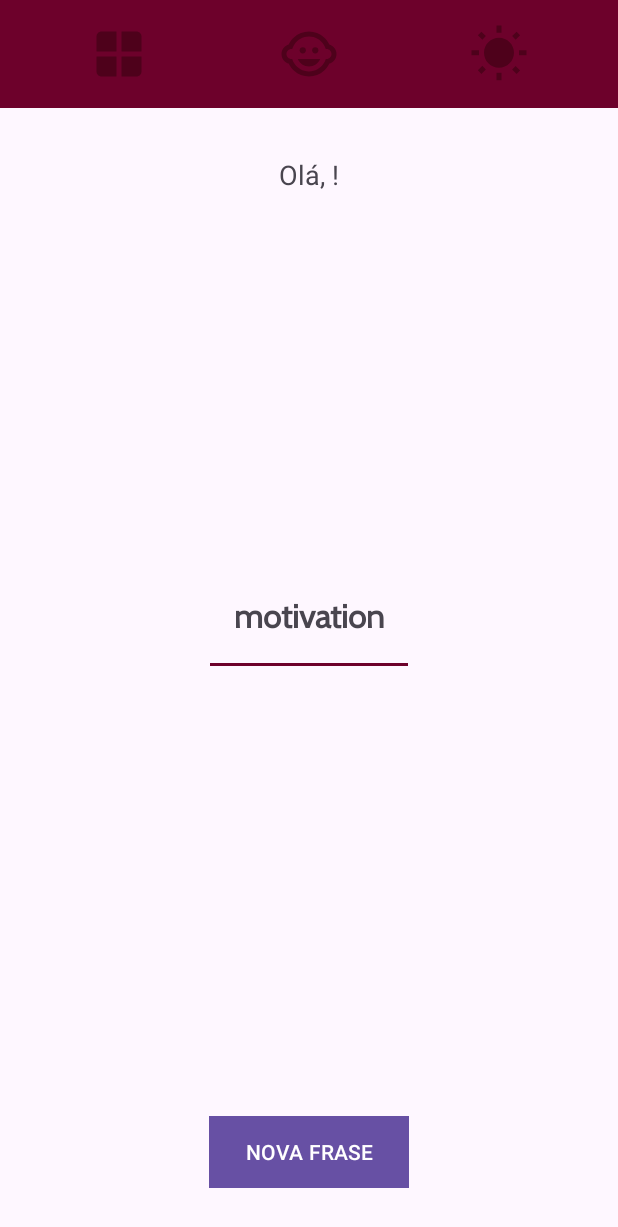
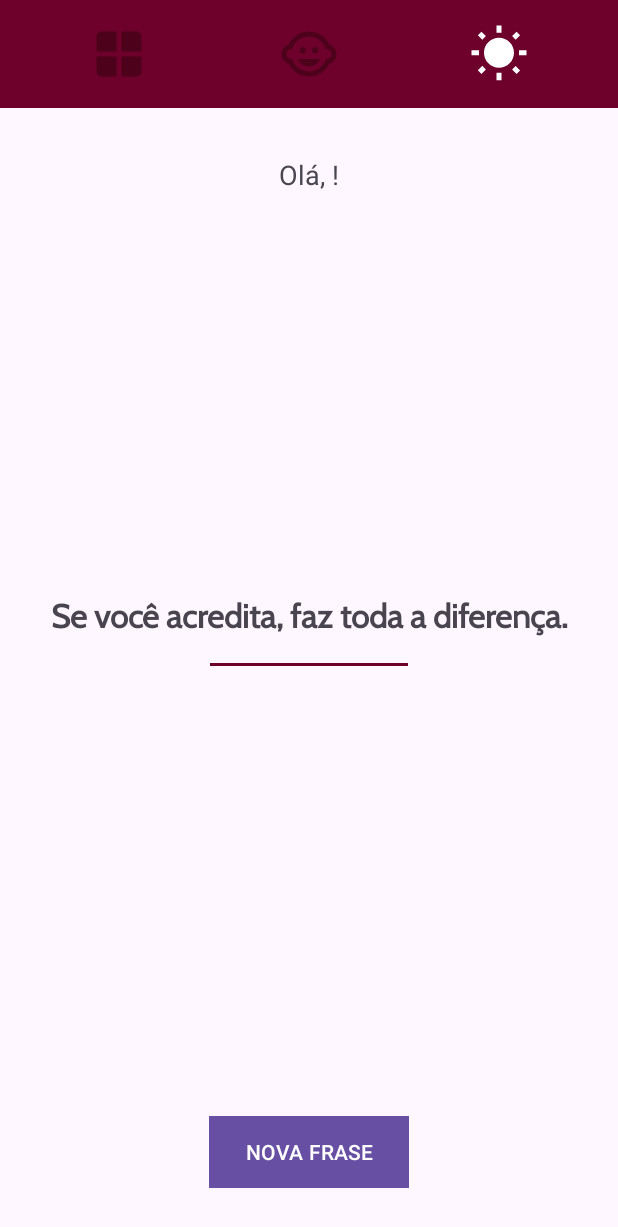
Before and after one commit to mvinicavalcante/MotivationApp, an Android app: the MainActivity screen opened directly, with no data from a screen before it, after a tap on "NOVA FRASE", on a phone screen of 412 x 824 dp. Shown: the top 1227 px of the screen. Run offline under Robolectric (Android 15) with nearby library versions, the phone set to English and light mode, and no system bars; 3 other taps on this screen came first.

Commit message:
Finalizando lógica do APP

```diff
--- /dev/null
+++ b/app/src/main/java/com/example/motivation/data/Mock.kt
@@ -0,0 +1,35 @@
+package com.example.motivation.data
+
+import com.example.motivation.infra.MotivationConstants
+import kotlin.random.Random
+
+data class Phrase(val decription: String, val category: Int)
+
+class Mock {
+
+    private val all = MotivationConstants.FILTER.ALL
+    private val happy = MotivationConstants.FILTER.HAPPY
+    private val sunny = MotivationConstants.FILTER.SUNNY
+
+    private val mListPhrases: List<Phrase> = listOf(
+        Phrase("Não sabendo que era impossível, foi lá e fez.", happy),
+        Phrase("Você não é derrotado quando perde, você é derrotado quando desiste!", happy),
+        Phrase("Quando está mais escuro, vemos mais estrelas!", happy),
+        Phrase("Insanidade é fazer sempre a mesma coisa e esperar um resultado diferente.", happy),
+        Phrase("Não pare quando estiver cansado, pare quando tiver terminado.", happy),
+        Phrase("O que você pode fazer agora que tem o maior impacto sobre o seu sucesso?", happy),
+        Phrase("A melhor maneira de prever o futuro é inventá-lo.", sunny),
+        Phrase("Você perde todas as chances que você não aproveita.", sunny),
+        Phrase("Fracasso é o condimento que dá sabor ao sucesso.", sunny),
+        Phrase(" Enquanto não estivermos comprometidos, haverá hesitação!", sunny),
+        Phrase("Se você não sabe onde quer ir, qualquer caminho serve.", sunny),
+        Phrase("Se você acredita, faz toda a diferença.", sunny),
+        Phrase("Riscos devem ser corridos, porque o maior perigo é não arriscar nada!", sunny)
+    )
+
+    fun getPhase(value: Int): String {
+        val filtered = mListPhrases.filter { it.category == value || value == all }
+        return filtered[Random.nextInt(filtered.size)].decription
+    }
+
+}
--- a/app/src/main/java/com/example/motivation/infra/MotivationConstants.kt
+++ b/app/src/main/java/com/example/motivation/infra/MotivationConstants.kt
@@ -5,4 +5,10 @@ class MotivationConstants private constructor(){
     object KEY {
         val USER_NAME = "USER_NAME"
     }
+
+    object FILTER {
+        const val ALL = 1
+        const val HAPPY = 2
+        const val SUNNY = 3
+    }
 }
--- a/app/src/main/java/com/example/motivation/ui/MainActivity.kt
+++ b/app/src/main/java/com/example/motivation/ui/MainActivity.kt
@@ -3,14 +3,17 @@ package com.example.motivation.ui
 import androidx.appcompat.app.AppCompatActivity
 import android.os.Bundle
 import android.view.View
+import androidx.core.content.ContextCompat
 import com.example.motivation.infra.MotivationConstants
 import com.example.motivation.R
+import com.example.motivation.data.Mock
 import com.example.motivation.infra.SecurityPreferences
 import com.example.motivation.databinding.ActivityMainBinding
 
 class MainActivity : AppCompatActivity(), View.OnClickListener {
 
     private lateinit var binding: ActivityMainBinding
+    private var categoryId = 1
 
     override fun onCreate(savedInstanceState: Bundle?) {
         super.onCreate(savedInstanceState)
@@ -24,11 +27,40 @@ class MainActivity : AppCompatActivity(), View.OnClickListener {
 
         //eventos
         binding.buttonNewPhrase.setOnClickListener(this)
+        binding.imageAll.setOnClickListener(this)
+        binding.imageHappy.setOnClickListener(this)
+        binding.imageSunny.setOnClickListener(this)
     }
 
     override fun onClick(view: View) {
         if(view.id == R.id.button_new_phrase) {
-            var s = ""
+            handleNextPhrase()
+        } else if(view.id in listOf(R.id.image_all, R.id.image_happy, R.id.image_sunny)) {
+            handleFilter(view.id)
+        }
+    }
+
+    private fun handleNextPhrase() {
+        binding.textMotivation.text = Mock().getPhase(categoryId)
+    }
+
+    private fun handleFilter(id: Int) {
+        binding.imageAll.setColorFilter(ContextCompat.getColor(this, R.color.purple_dark))
+        binding.imageHappy.setColorFilter(ContextCompat.getColor(this, R.color.purple_dark))
+        binding.imageSunny.setColorFilter(ContextCompat.getColor(this, R.color.purple_dark))
+        when(id) {
+            R.id.image_all -> {
+                binding.imageAll.setColorFilter(ContextCompat.getColor(this, R.color.white))
+                categoryId = MotivationConstants.FILTER.ALL
+            }
+            R.id.image_happy -> {
+                binding.imageHappy.setColorFilter(ContextCompat.getColor(this, R.color.white))
+                categoryId = MotivationConstants.FILTER.HAPPY
+            }
+            R.id.image_sunny -> {
+                binding.imageSunny.setColorFilter(ContextCompat.getColor(this, R.color.white))
+                categoryId = MotivationConstants.FILTER.SUNNY
+            }
         }
     }
 
--- a/app/src/main/res/layout/activity_main.xml
+++ b/app/src/main/res/layout/activity_main.xml
@@ -14,18 +14,23 @@
         android:padding="16dp">
 
         <ImageView
+            android:id="@+id/image_all"
             android:layout_width="0dp"
             android:layout_height="40dp"
             android:layout_weight="1"
-            android:src="@drawable/baseline_window_24" />
+            android:src="@drawable/baseline_window_24"
+            app:tint="@color/white" />
+            />
 
         <ImageView
+            android:id="@+id/image_happy"
             android:layout_width="0dp"
             android:layout_height="40dp"
             android:layout_weight="1"
             android:src="@drawable/baseline_child_care_24" />
 
         <ImageView
+            android:id="@+id/image_sunny"
             android:layout_width="0dp"
             android:layout_height="40dp"
             android:layout_weight="1"
--- a/app/src/main/res/values/colors.xml
+++ b/app/src/main/res/values/colors.xml
@@ -4,4 +4,5 @@
     <color name="white">#FFFFFFFF</color>
     <color name="purple_200">#6D012B</color>
     <color name="purple_light">#8F0239</color>
+    <color name="purple_dark">#FF4E011B</color>
 </resources>
```
